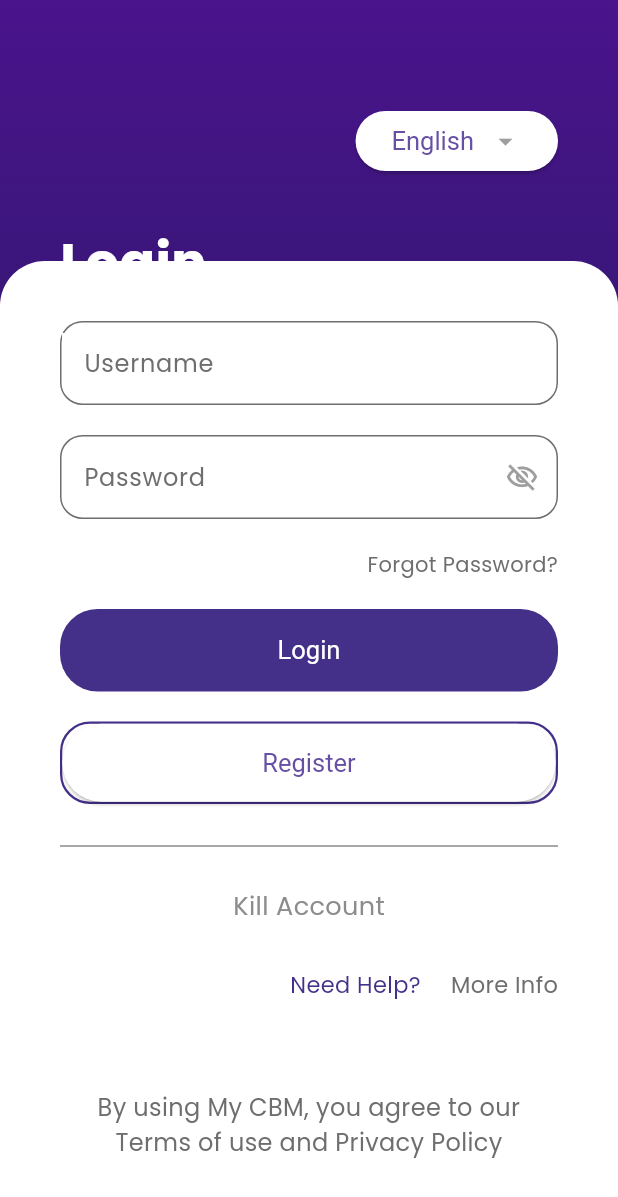
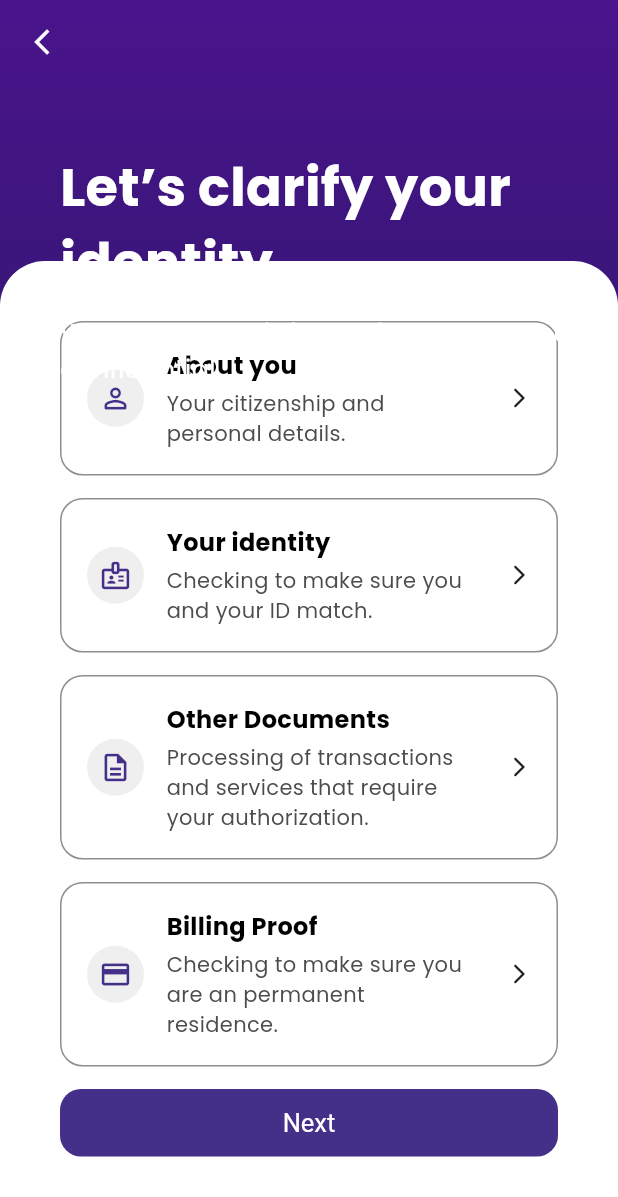
Before and after one commit to Thilina2468/cbm_app_training, a Flutter app: the screen it shows after launch, after a tap on "Login", on a phone screen of 412 x 824 dp. Shown: the top 1197 px of the screen. Run offline on Flutter 3.47's test engine with Material 3 defaults, Android fonts, the phone set to English and light mode, and no system bars; our stand-ins replace google_fonts.

Commit message:
Add identity clarification and success screens with shared widgets
Add reusable InputField, Button and VerificationTile widgets, wire the
login flow to the new screens, and apply the transparent app bar theme.

```diff
--- a/lib/main.dart
+++ b/lib/main.dart
@@ -14,6 +14,10 @@
     return MaterialApp(
       theme: ThemeData(
         textTheme: GoogleFonts.poppinsTextTheme(),
+        appBarTheme: const AppBarTheme(
+          backgroundColor: Colors.transparent,
+          elevation: 0,
+        ),
       ),
       debugShowCheckedModeBanner: false,
       home: const LoginScreen(),
--- /dev/null
+++ b/lib/screens/identity_clarification.dart
@@ -0,0 +1,114 @@
+import 'package:cbm_app_training/screens/success_screen.dart';
+import 'package:cbm_app_training/widgets/button.dart';
+import 'package:cbm_app_training/widgets/verification_steps.dart';
+import 'package:flutter/material.dart';
+
+class IdentityClarification extends StatelessWidget {
+  const IdentityClarification({super.key});
+
+  @override
+  Widget build(BuildContext context) {
+    return Scaffold(
+      extendBodyBehindAppBar: true,
+      appBar: AppBar(
+        leading: IconButton(
+          icon: const Icon(Icons.arrow_back_ios_new,
+              color: Colors.white, size: 20),
+          onPressed: () => Navigator.pop(context),
+        ),
+      ),
+      body: Stack(
+        children: [
+          Container(
+            width: double.infinity,
+            height: double.infinity,
+            alignment: Alignment.bottomCenter,
+            decoration: const BoxDecoration(
+              gradient: LinearGradient(
+                begin: Alignment.topCenter,
+                end: Alignment.bottomCenter,
+                colors: [
+                  Color(0xFF4A148C),
+                  Color(0xFF281865),
+                  Color(0xFF1A1245),
+                ],
+              ),
+            ),
+            child: Container(
+              width: double.infinity,
+              height: 650,
+              padding: const EdgeInsets.all(40),
+              decoration: const BoxDecoration(
+                color: Colors.white,
+                borderRadius: BorderRadius.only(
+                  topLeft: Radius.circular(30),
+                  topRight: Radius.circular(30),
+                ),
+              ),
+              child: Column(children: [
+                const VerificationTile(
+                  heading: 'About you',
+                  description: 'Your citizenship and personal details.',
+                  icon: Icons.person_outline_rounded,
+                ),
+                const VerificationTile(
+                  heading: 'Your identity',
+                  description: 'Checking to make sure you and your ID match.',
+                  icon: Icons.badge_outlined,
+                ),
+                const VerificationTile(
+                  heading: 'Other Documents',
+                  description:
+                      'Processing of transactions and services that require your authorization.',
+                  icon: Icons.description_outlined,
+                ),
+                const VerificationTile(
+                  heading: 'Billing Proof',
+                  description:
+                      'Checking to make sure you are an permanent residence.',
+                  icon: Icons.payment_outlined,
+                ),
+                Button(
+                  text: 'Next',
+                  onPressed: () {
+                    Navigator.push(
+                      context,
+                      MaterialPageRoute(
+                        builder: (context) => const SuccessScreen(),
+                      ),
+                    );
+                  },
+                  borderRadius: BorderRadius.circular(14),
+                ),
+              ]),
+            ),
+          ),
+          const Padding(
+            padding: EdgeInsets.only(top: 100, left: 40),
+            child: Column(
+              crossAxisAlignment: CrossAxisAlignment.start,
+              children: [
+                Text(
+                  'Let’s clarify your identity',
+                  style: TextStyle(
+                    color: Colors.white,
+                    fontSize: 35,
+                    fontWeight: FontWeight.bold,
+                  ),
+                ),
+                SizedBox(height: 10),
+                Text(
+                  'We’ll keep your information secure and confidential.',
+                  style: TextStyle(
+                    color: Colors.white,
+                    fontSize: 17,
+                  ),
+                ),
+              ],
+            ),
+          ),
+        ],
+      ),
+    );
+  }
+}
--- a/lib/screens/login_screen.dart
+++ b/lib/screens/login_screen.dart
@@ -1,4 +1,7 @@
+import 'package:cbm_app_training/screens/identity_clarification.dart';
 import 'package:flutter/material.dart';
+import '../widgets/input_field.dart';
+import '../widgets/button.dart';
 
 class LoginScreen extends StatelessWidget {
   const LoginScreen({super.key});
@@ -6,6 +9,8 @@
   @override
   Widget build(BuildContext context) {
     return Scaffold(
+      extendBodyBehindAppBar: true,
+      appBar: AppBar(),
       body: Stack(
         children: [
           Container(
@@ -36,46 +41,13 @@
               ),
               child: Column(
                 children: [
-                  const TextField(
-                    decoration: InputDecoration(
-                      enabledBorder: OutlineInputBorder(
-                        borderRadius: BorderRadius.all(Radius.circular(15)),
-                        borderSide: BorderSide(
-                          color: Color.fromARGB(255, 111, 110, 110),
-                        ),
-                      ),
-                      focusedBorder: OutlineInputBorder(
-                        borderRadius: BorderRadius.all(Radius.circular(8)),
-                      ),
-                      fillColor: Colors.white,
-                      hintText: 'Username',
-                      hintStyle: TextStyle(
-                        color: Color.fromARGB(255, 111, 110, 110),
-                      ),
-                    ),
-                  ),
+                  const InputField(hintText: 'Email'),
                   const Padding(
                     padding: EdgeInsets.all(10),
                   ),
-                  const TextField(
-                    decoration: InputDecoration(
-                      enabledBorder: OutlineInputBorder(
-                        borderRadius: BorderRadius.all(Radius.circular(15)),
-                        borderSide: BorderSide(
-                          color: Color.fromARGB(255, 111, 110, 110),
-                        ),
-                      ),
-                      focusedBorder: OutlineInputBorder(
-                        borderRadius: BorderRadius.all(Radius.circular(8)),
-                      ),
-                      fillColor: Colors.white,
-                      hintText: 'Password',
-                      suffixIcon: Icon(Icons.visibility_off_outlined,
-                          color: Colors.grey, size: 22),
-                      hintStyle: TextStyle(
-                        color: Color.fromARGB(255, 111, 110, 110),
-                      ),
-                    ),
+                  const InputField(
+                    hintText: 'Password',
+                    icon: Icons.visibility_off_rounded,
                   ),
                   const Padding(
                     padding: EdgeInsets.all(10),
@@ -95,29 +67,24 @@
                   const Padding(
                     padding: EdgeInsets.all(10),
                   ),
-                  Container(
-                    width: double.infinity,
-                    height: 55,
-                    decoration: BoxDecoration(
-                        borderRadius: BorderRadius.circular(25),
-                        color: const Color.fromARGB(255, 69, 48, 137)),
-                    child: ElevatedButton(
-                      onPressed: () {},
-                      style: ElevatedButton.styleFrom(
-                        backgroundColor: Colors.transparent,
-                        shadowColor: Colors.transparent,
-                        foregroundColor: Colors.white,
-                        textStyle: const TextStyle(fontSize: 17),
-                      ),
-                      child: const Text('Login'),
-                    ),
+                  Button(
+                    text: 'Login',
+                    onPressed: () {
+                      Navigator.push(
+                        context,
+                        MaterialPageRoute(
+                          builder: (context) => const IdentityClarification(),
+                        ),
+                      );
+                    },
+                    borderRadius: BorderRadius.circular(20),
                   ),
                   const Padding(
                     padding: EdgeInsets.all(10),
                   ),
                   Container(
                     width: double.infinity,
-                    height: 55,
+                    height: 45,
                     decoration: BoxDecoration(
                       borderRadius: BorderRadius.circular(20),
                       border: Border.all(
--- /dev/null
+++ b/lib/screens/success_screen.dart
@@ -0,0 +1,95 @@
+import 'package:cbm_app_training/screens/login_screen.dart';
+import 'package:cbm_app_training/widgets/button.dart';
+import 'package:flutter/material.dart';
+
+class SuccessScreen extends StatelessWidget {
+  const SuccessScreen({super.key});
+
+  @override
+  Widget build(BuildContext context) {
+    return Scaffold(
+      extendBodyBehindAppBar: true,
+      body: Stack(
+        children: [
+          Container(
+            width: double.infinity,
+            height: double.infinity,
+            decoration: const BoxDecoration(
+              gradient: LinearGradient(
+                begin: Alignment.topCenter,
+                end: Alignment.bottomCenter,
+                colors: [
+                  Color(0xFF4A148C),
+                  Color(0xFF281865),
+                  Color(0xFF1A1245),
+                ],
+              ),
+            ),
+          ),
+          Positioned(
+            bottom: 0,
+            left: 0,
+            right: 0,
+            child: Container(
+              height: 150,
+              padding: const EdgeInsets.all(40),
+              decoration: const BoxDecoration(
+                color: Colors.white,
+                borderRadius: BorderRadius.only(
+                  topLeft: Radius.circular(10),
+                  topRight: Radius.circular(10),
+                ),
+              ),
+              child: Button(
+                text: "Let's Go",
+                onPressed: () {
+                  Navigator.push(
+                    context,
+                    MaterialPageRoute(
+                      builder: (context) => const LoginScreen(),
+                    ),
+                  );
+                },
+                borderRadius: BorderRadius.circular(18),
+              ),
+            ),
+          ),
+          Container(
+            width: double.infinity,
+            height: 650,
+            padding: const EdgeInsets.all(40),
+            child: const Column(
+              mainAxisAlignment: MainAxisAlignment.center,
+              children: [
+                Icon(
+                  Icons.check_circle_outline_rounded,
+                  color: Colors.white,
+                  size: 100,
+                ),
+                SizedBox(height: 20),
+                Text(
+                  'Yay, You’ve Joined My CBM!',
+                  style: TextStyle(
+                    fontSize: 24,
+                    fontWeight: FontWeight.bold,
+                    color: Colors.white,
+                  ),
+                ),
+                SizedBox(height: 10),
+                Text(
+                  'Your operation was completed successfully.',
+                  textAlign: TextAlign.center,
+                  style: TextStyle(
+                    fontSize: 16,
+                    color: Colors.white,
+                  ),
+                ),
+              ],
+            ),
+          ),
+
+        ],
+      ),
+    );
+  }
+}
--- /dev/null
+++ b/lib/widgets/button.dart
@@ -0,0 +1,35 @@
+import 'package:flutter/material.dart';
+
+class Button extends StatelessWidget {
+  final String text;
+  final BorderRadiusGeometry borderRadius;
+  final VoidCallback onPressed;
+
+  const Button({
+    super.key,
+    required this.text,
+    required this.onPressed,
+    required this.borderRadius,
+  });
+
+  @override
+  Widget build(BuildContext context) {
+    return Container(
+      width: double.infinity,
+      height: 45,
+      decoration: BoxDecoration(
+          borderRadius: borderRadius,
+          color: const Color.fromARGB(255, 69, 48, 137)),
+      child: ElevatedButton(
+        onPressed: onPressed,
+        style: ElevatedButton.styleFrom(
+          backgroundColor: Colors.transparent,
+          shadowColor: Colors.transparent,
+          foregroundColor: Colors.white,
+          textStyle: const TextStyle(fontSize: 17),
+        ),
+        child: Text(text),
+      ),
+    );
+  }
+}
--- /dev/null
+++ b/lib/widgets/input_field.dart
@@ -0,0 +1,37 @@
+import 'package:flutter/material.dart';
+
+class InputField extends StatelessWidget {
+  final String hintText;
+  final IconData? icon;
+
+  const InputField({
+    super.key,
+    required this.hintText,
+    this.icon,
+  });
+
+  @override
+  Widget build(BuildContext context) {
+    return TextField(
+      decoration: InputDecoration(
+        enabledBorder: const OutlineInputBorder(
+          borderRadius: BorderRadius.all(Radius.circular(15)),
+          borderSide: BorderSide(
+            color: Color.fromARGB(255, 111, 110, 110),
+          ),
+        ),
+        focusedBorder: const OutlineInputBorder(
+          borderRadius: BorderRadius.all(Radius.circular(8)),
+        ),
+        fillColor: Colors.white,
+        hintText: hintText,
+        hintStyle: const TextStyle(
+          color: Color.fromARGB(255, 111, 110, 110),
+        ),
+        suffixIcon: icon == null
+            ? null
+            : Icon(icon, color: Colors.grey, size: 22),
+      ),
+    );
+  }
+}
--- /dev/null
+++ b/lib/widgets/verification_steps.dart
@@ -0,0 +1,78 @@
+import 'package:flutter/material.dart';
+
+class VerificationTile extends StatelessWidget {
+  final IconData icon;
+  final String heading;
+  final String description;
+
+  const VerificationTile(
+      {super.key,
+      required this.heading,
+      required this.description,
+      required this.icon});
+
+  @override
+  Widget build(BuildContext context) {
+    return Container(
+      width: double.infinity,
+      margin: const EdgeInsets.only(bottom: 15),
+      padding: const EdgeInsets.all(10),
+      decoration: BoxDecoration(
+        color: Colors.white,
+        borderRadius: BorderRadius.circular(15),
+        border: Border.all(
+          color: const Color.fromARGB(255, 143, 142, 142),
+        ),
+      ),
+      child: Padding(
+        padding: const EdgeInsets.all(7),
+        child: Row(
+          children: [
+            Container(
+              padding: const EdgeInsets.all(8),
+              decoration: BoxDecoration(
+                color: const Color.fromARGB(255, 100, 99, 99).withOpacity(0.1),
+                shape: BoxShape.circle,
+              ),
+              child: Icon(
+                icon,
+                size: 22,
+                color: const Color.fromARGB(255, 69, 48, 137),
+              ),
+            ),
+            const SizedBox(width: 15),
+            Expanded(
+              child: Column(
+                crossAxisAlignment: CrossAxisAlignment.start,
+                children: [
+                  Text(
+                    heading,
+                    style: const TextStyle(
+                      fontSize: 16,
+                      fontWeight: FontWeight.bold,
+                      color: Colors.black,
+                    ),
+                  ),
+                  const SizedBox(height: 4),
+                  Text(
+                    description,
+                    style: const TextStyle(
+                      fontSize: 14,
+                      color: Color.fromARGB(255, 77, 76, 76),
+                    ),
+                  ),
+                ],
+              ),
+            ),
+            const SizedBox(width: 20),
+            const Icon(
+              Icons.arrow_forward_ios_rounded,
+              color: Color.fromARGB(255, 31, 31, 32),
+              size: 16,
+            ),
+          ],
+        ),
+      ),
+    );
+  }
+}
```
